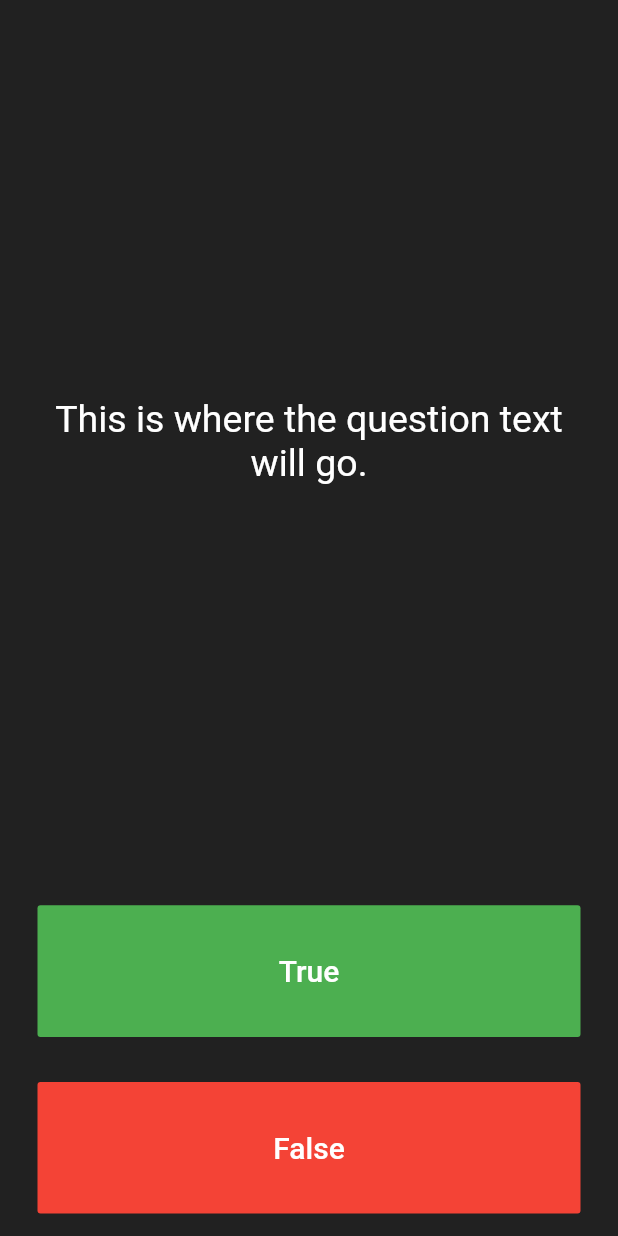
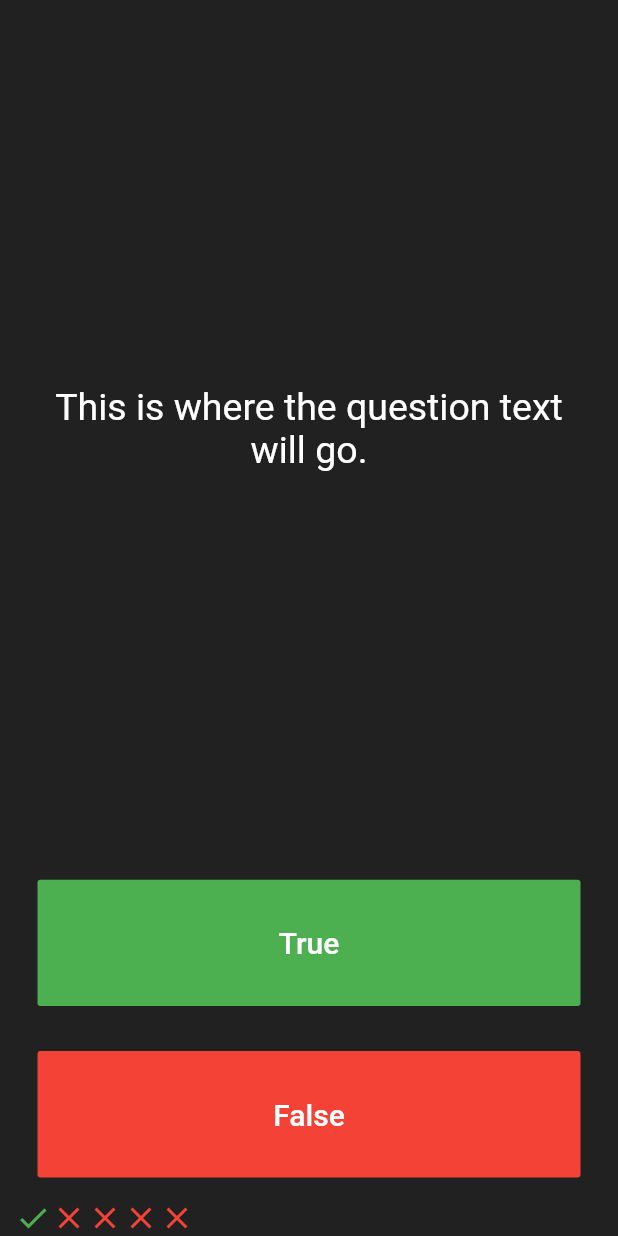
Before and after one commit to killerwilmer/appbrewery_flutter, a Flutter app: the screen it shows after launch, on a phone screen of 412 x 824 dp. Run offline on Flutter 3.47's test engine with Material 2 defaults, Android fonts, the phone set to English and light mode, and no system bars; our stand-ins replace audioplayers.

Commit message:
Create List type Icon

```diff
--- a/quizzler-flutter/lib/main.dart
+++ b/quizzler-flutter/lib/main.dart
@@ -25,6 +25,29 @@ class QuizPage extends StatefulWidget {
 }
 
 class _QuizPageState extends State<QuizPage> {
+  List<Icon> scoreKeeper = [
+    Icon(
+      Icons.check,
+      color: Colors.green,
+    ),
+    Icon(
+      Icons.close,
+      color: Colors.red,
+    ),
+    Icon(
+      Icons.close,
+      color: Colors.red,
+    ),
+    Icon(
+      Icons.close,
+      color: Colors.red,
+    ),
+    Icon(
+      Icons.close,
+      color: Colors.red,
+    )
+  ];
+
   @override
   Widget build(BuildContext context) {
     return Column(
@@ -85,6 +108,9 @@ class _QuizPageState extends State<QuizPage> {
           ),
         ),
         //TODO: Add a Row here as your score keeper
+        Row(
+          children: scoreKeeper,
+        ),
       ],
     );
   }
```
